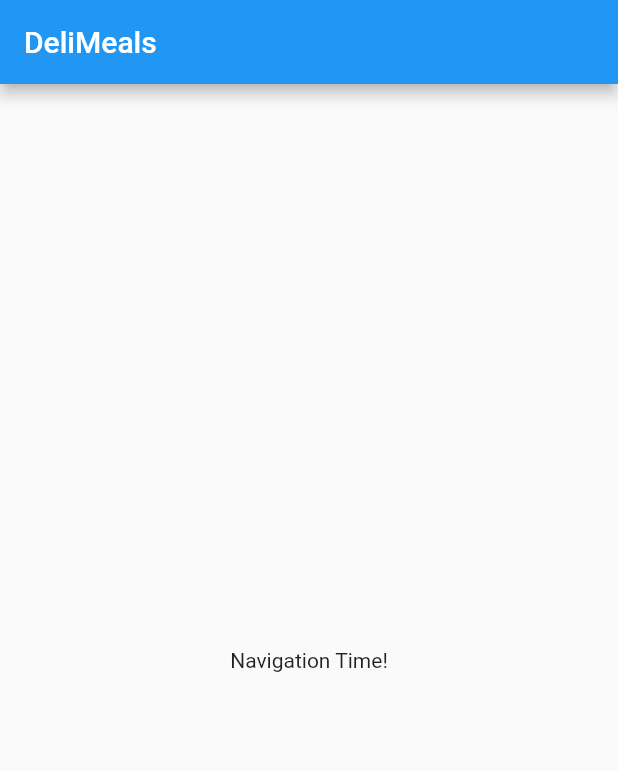
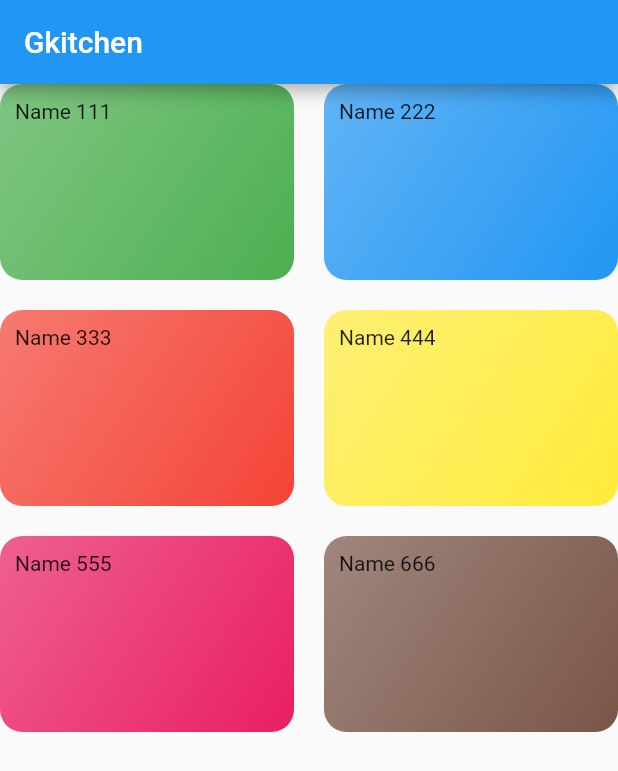
Before and after one commit to tunganh252/flutter_test_3, a Flutter app: the screen it shows after launch, on a phone screen of 412 x 824 dp. Shown: the top 771 px of the screen. Run offline on Flutter 3.47's test engine with Material 2 defaults, Android fonts, the phone set to English and light mode, and no system bars.

```diff
--- /dev/null
+++ b/lib/categories_screen.dart
@@ -0,0 +1,23 @@
+import 'package:flutter/material.dart';
+import './category_item.dart';
+import './dummy_data.dart';
+
+class CategoriesScreen extends StatelessWidget {
+  @override
+  Widget build(BuildContext context) {
+    return Scaffold(
+      appBar: AppBar(
+        title: const Text('Gkitchen'),
+      ),
+      body: GridView(
+          children: DUMMY_CATEGORIES
+              .map((e) => CategoryItem(e.color, e.title))
+              .toList(),
+          gridDelegate: SliverGridDelegateWithMaxCrossAxisExtent(
+              maxCrossAxisExtent: 200,
+              childAspectRatio: 3 / 2,
+              crossAxisSpacing: 20,
+              mainAxisSpacing: 20)),
+    );
+  }
+}
--- /dev/null
+++ b/lib/category_item.dart
@@ -0,0 +1,22 @@
+import 'package:flutter/material.dart';
+
+class CategoryItem extends StatelessWidget {
+  final String title;
+  final Color color;
+
+  CategoryItem(this.color, this.title);
+
+  @override
+  Widget build(BuildContext context) {
+    return Container(
+      padding: EdgeInsets.all(10),
+      child: Text(title),
+      decoration: BoxDecoration(
+          gradient: LinearGradient(
+              colors: [color.withOpacity(0.7), color],
+              begin: Alignment.topLeft,
+              end: Alignment.bottomRight),
+          borderRadius: BorderRadius.circular(15)),
+    );
+  }
+}
--- /dev/null
+++ b/lib/dummy_data.dart
@@ -0,0 +1,11 @@
+import 'package:flutter/material.dart';
+import './models/category.dart';
+
+const DUMMY_CATEGORIES = const [
+  Category(id: 'a1', title: "Name 111", color: Colors.green),
+  Category(id: 'a2', title: "Name 222", color: Colors.blue),
+  Category(id: 'a3', title: "Name 333", color: Colors.red),
+  Category(id: 'a4', title: "Name 444", color: Colors.yellow),
+  Category(id: 'a5', title: "Name 555", color: Colors.pink),
+  Category(id: 'a6', title: "Name 666", color: Colors.brown),
+];
--- a/lib/main.dart
+++ b/lib/main.dart
@@ -1,4 +1,5 @@
 import 'package:flutter/material.dart';
+import 'package:flutter_complete_guide/categories_screen.dart';
 
 void main() => runApp(MyApp());
 
@@ -10,7 +11,7 @@ class MyApp extends StatelessWidget {
       theme: ThemeData(
         primarySwatch: Colors.blue,
       ),
-      home: MyHomePage(),
+      home: CategoriesScreen(),
     );
   }
 }
--- /dev/null
+++ b/lib/models/category.dart
@@ -0,0 +1,13 @@
+import 'package:flutter/material.dart';
+
+class Category {
+  final String id;
+  final String title;
+  final Color color;
+
+  const Category({
+    @required this.id,
+    @required this.title,
+    this.color = Colors.orange,
+  });
+}
```
Also changed, not shown: 1 other file.
